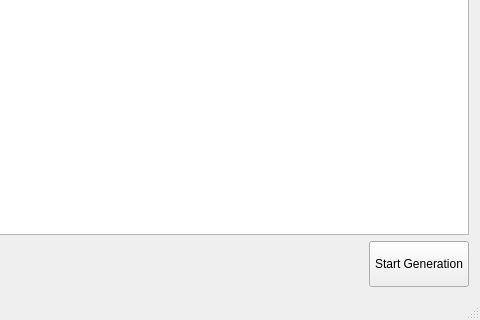
The window that trafficwindow.ui (MonteDarkfloyd/RUGE) describes before a commit, drawn with Qt 5; both pictures show x 513 to 993 and y 303 to 623 of the 993 by 623 pixel window.
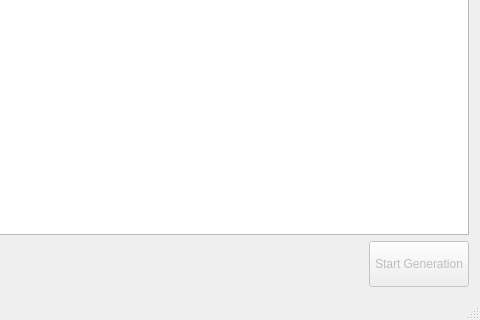
The same window after the commit.

Commit message: Start generation button now has function. It is enabled when loading or saving traffic and asks about saving if something was edited.

```diff
--- a/trafficwindow.ui
+++ b/trafficwindow.ui
@@ -79,6 +79,9 @@
     </item>
     <item row="3" column="5">
      <widget class="QPushButton" name="startButton">
+      <property name="enabled">
+       <bool>false</bool>
+      </property>
       <property name="minimumSize">
        <size>
         <width>0</width>
```
The commit also changes 4 other files.
